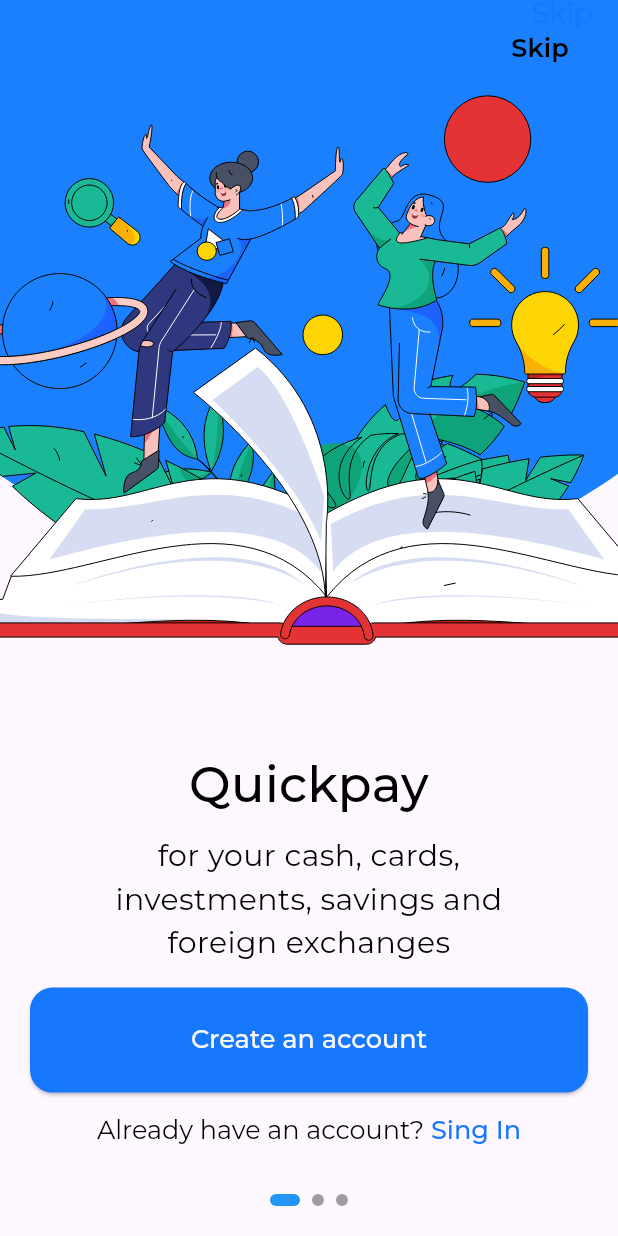
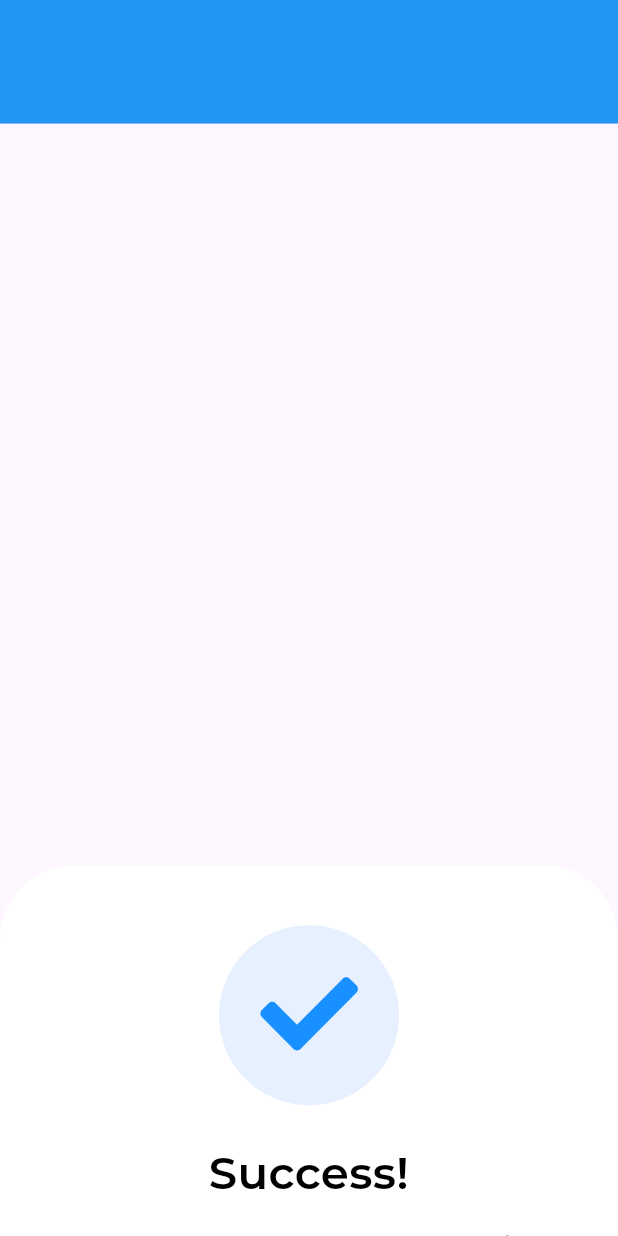
Before and after one commit to TarikKhazma/FintechApp, a Flutter app: the screen it shows after launch, on a phone screen of 412 x 824 dp. Run offline on Flutter 3.47's test engine with Material 3 defaults, Android fonts, the phone set to English and light mode, and no system bars; our stand-ins replace flutter_svg; project files that could hold a hidden picture were left out.

```diff
--- a/lib/core/constants/app_text_styles.dart
+++ b/lib/core/constants/app_text_styles.dart
@@ -21,6 +21,22 @@ TextStyle descriptionOnboarding = TextStyle(
 TextStyle textNormal = TextStyle(
   fontSize: 17,
   fontWeight: FontWeight.w400,
+  fontFamily: _fontFamily,
+  color: black,
+);
+
+// textBody
+TextStyle textBody = TextStyle(
+  fontSize: 25,
+  fontWeight: FontWeight.w500,
+  fontFamily: _fontFamily,
+  color: black,
+);
+
+// textTitleLarge
+TextStyle textTitleLarge = TextStyle(
+  fontSize: 30,
+  fontWeight: FontWeight.bold,
   fontFamily: _fontFamily,
   color: black,
 );
--- a/lib/core/resources/app_images_assets.dart
+++ b/lib/core/resources/app_images_assets.dart
@@ -16,6 +16,8 @@ class PngImages {
   static const welcomequickpay = '${_pngRelativePath}welcome_quickpay.png';
   static const screencreateacoount =
       '${_pngRelativePath}screen_create_account.png';
+  static const screencreateasuccess =
+      '${_pngRelativePath}create_account_success.png';
   // welcome_quickpay
   // screen_create_account.png
 }
@@ -45,7 +47,9 @@ class SvgImages {
   static const createaccountscreen =
       '${_svgRelativePath}create_account_screenn.svg';
   static const createaccountsuccessscreen =
-      '${_svgRelativePath}create_account_success_screen.svg';
+      '${_svgRelativePath}create_account_success.svg';
+
+  static const success = '${_svgRelativePath}success.svg';
 }
 
 class IconImages {
--- a/lib/core/resources/app_strings.dart
+++ b/lib/core/resources/app_strings.dart
@@ -10,6 +10,7 @@ String SUBMIT = 'Submit';
 String LOGOUT = 'Logout';
 String SINGUP = 'Sing Up';
 String SINGIN = 'Sing In';
+String SUCCESS = 'Success!';
 // ignore: constant_identifier_names
 const String CREATEANACCOUNT = 'Create an account';
 String ACCOUNTCREATE = '✅ Account Created';
@@ -25,6 +26,8 @@ String SIGNUPWITHEMAIL = 'Sign up with Email';
 
 String PRIVACYPOLICYANDTERMS =
     'By signing up you agree to our Privacy Policy and Terms.';
+
+String CHECKEMAIL = 'Now check your email for\nconfirmation link.';
 
 // onboardings
 // في الشاشة
--- /dev/null
+++ b/lib/features/view/auth/create_account_success/view/create_account_success_screen.dart
@@ -0,0 +1,36 @@
+import 'package:flutter/material.dart';
+import 'widgets/success_background.dart';
+import 'widgets/success_icon.dart';
+import 'widgets/success_title.dart';
+import 'widgets/success_subtitle.dart';
+
+class CreateAccountSuccessScreen extends StatelessWidget {
+  const CreateAccountSuccessScreen({super.key});
+
+  @override
+  Widget build(BuildContext context) {
+    return SuccessBackground(
+      child: Padding(
+        padding: const EdgeInsets.symmetric(horizontal: 20),
+        child: Column(
+          mainAxisAlignment: MainAxisAlignment.center,
+          children: [
+            const SizedBox(height: 40),
+            const SuccessIcon(),
+            const SizedBox(height: 24),
+            const SuccessTitle(),
+            const SizedBox(height: 12),
+            const SuccessSubtitle(),
+            const Spacer(),
+            // SuccessButton(
+            //   onPressed: () {
+            //     // TODO: Navigate to next page
+            //   },
+            // ),
+            const SizedBox(height: 40),
+          ],
+        ),
+      ),
+    );
+  }
+}
--- /dev/null
+++ b/lib/features/view/auth/create_account_success/view/widgets/success_background.dart
@@ -0,0 +1,40 @@
+import 'package:flutter/material.dart';
+
+class SuccessBackground extends StatelessWidget {
+  final Widget child;
+
+  const SuccessBackground({super.key, required this.child});
+
+  @override
+  Widget build(BuildContext context) {
+    final height = MediaQuery.of(context).size.height;
+
+    return Scaffold(
+      resizeToAvoidBottomInset: false,
+      body: Stack(
+        children: [
+          /// الجزء العلوي أزرق
+          Container(height: height * 0.1, color: Colors.blue),
+
+          /// الجزء السفلي أبيض مقوس
+          Container(
+            child: Align(
+              alignment: Alignment.bottomCenter,
+              child: Container(
+                height: height * 0.3,
+                decoration: const BoxDecoration(
+                  color: Colors.white,
+                  borderRadius: BorderRadius.only(
+                    topLeft: Radius.circular(50),
+                    topRight: Radius.circular(50),
+                  ),
+                ),
+                child: child,
+              ),
+            ),
+          ),
+        ],
+      ),
+    );
+  }
+}
--- /dev/null
+++ b/lib/features/view/auth/create_account_success/view/widgets/success_icon.dart
@@ -0,0 +1,16 @@
+import 'package:flutter/material.dart';
+import 'package:flutter_svg/flutter_svg.dart';
+import 'package:fintech_app/core/resources/app_images_assets.dart';
+
+class SuccessIcon extends StatelessWidget {
+  const SuccessIcon({super.key});
+
+  @override
+  Widget build(BuildContext context) {
+    return SvgPicture.asset(
+      SvgImages.success, // مسار SVG لعلامة الصح
+      width: 120,
+      height: 120,
+    );
+  }
+}
--- /dev/null
+++ b/lib/features/view/auth/create_account_success/view/widgets/success_subtitle.dart
@@ -0,0 +1,15 @@
+import 'package:flutter/material.dart';
+import 'package:fintech_app/core/constants/app_text_styles.dart';
+import 'package:fintech_app/core/resources/app_strings.dart';
+
+class SuccessSubtitle extends StatelessWidget {
+  const SuccessSubtitle({super.key});
+
+  @override
+  Widget build(BuildContext context) {
+    return Padding(
+      padding: const EdgeInsets.symmetric(horizontal: 32),
+      child: Text(CHECKEMAIL, style: textBody, textAlign: TextAlign.center),
+    );
+  }
+}
--- /dev/null
+++ b/lib/features/view/auth/create_account_success/view/widgets/success_title.dart
@@ -0,0 +1,12 @@
+import 'package:flutter/material.dart';
+import 'package:fintech_app/core/constants/app_text_styles.dart';
+import 'package:fintech_app/core/resources/app_strings.dart';
+
+class SuccessTitle extends StatelessWidget {
+  const SuccessTitle({super.key});
+
+  @override
+  Widget build(BuildContext context) {
+    return Text(SUCCESS, style: textTitleLarge, textAlign: TextAlign.center);
+  }
+}
--- a/lib/main.dart
+++ b/lib/main.dart
@@ -1,6 +1,7 @@
 import 'package:fintech_app/core/navigation/app_routes.dart';
 import 'package:fintech_app/features/view/auth/create_account_screen/create_account_screen.dart';
 import 'package:fintech_app/features/view/auth/create_account_screen_page_two/create_account_screen_page_two.dart';
+import 'package:fintech_app/features/view/auth/create_account_success/view/create_account_success_screen.dart';
 
 import 'package:fintech_app/features/view/onborading/screens/onboarding_main.dart';
 import 'package:fintech_app/features/view/splash_screens/splash_screens.dart';
@@ -17,14 +18,15 @@ class MyApp extends StatelessWidget {
   Widget build(BuildContext context) {
     return MaterialApp(
       debugShowCheckedModeBanner: false,
-      initialRoute: AppRoutes.splash,
-      routes: {
-        AppRoutes.splash: (_) => const SplashScreens(),
-        AppRoutes.onboarding: (_) => const OnboardingMain(),
-        AppRoutes.createAccount: (_) => const CreateAccountScreen(),
-        AppRoutes.singupemail: (_) => const CreateAccountScreenPageTwo(),
-        // AppRoutes.home: (_) => const HomeScreen(),
-      },
+      // initialRoute: AppRoutes.splash,
+      // routes: {
+      //   AppRoutes.splash: (_) => const SplashScreens(),
+      //   AppRoutes.onboarding: (_) => const OnboardingMain(),
+      //   AppRoutes.createAccount: (_) => const CreateAccountScreen(),
+      //   AppRoutes.singupemail: (_) => const CreateAccountScreenPageTwo(),
+      //   // AppRoutes.home: (_) => const HomeScreen(),
+      // },
+      home: CreateAccountSuccessScreen(),
     );
   }
 }
```
Also changed, not shown: assets/images/png/create_account_success.png (added), assets/images/svg/create_account_success.svg (added), lib/features/view/auth/create_account_success/view_model/create_account_success_view_model.dart (added).
